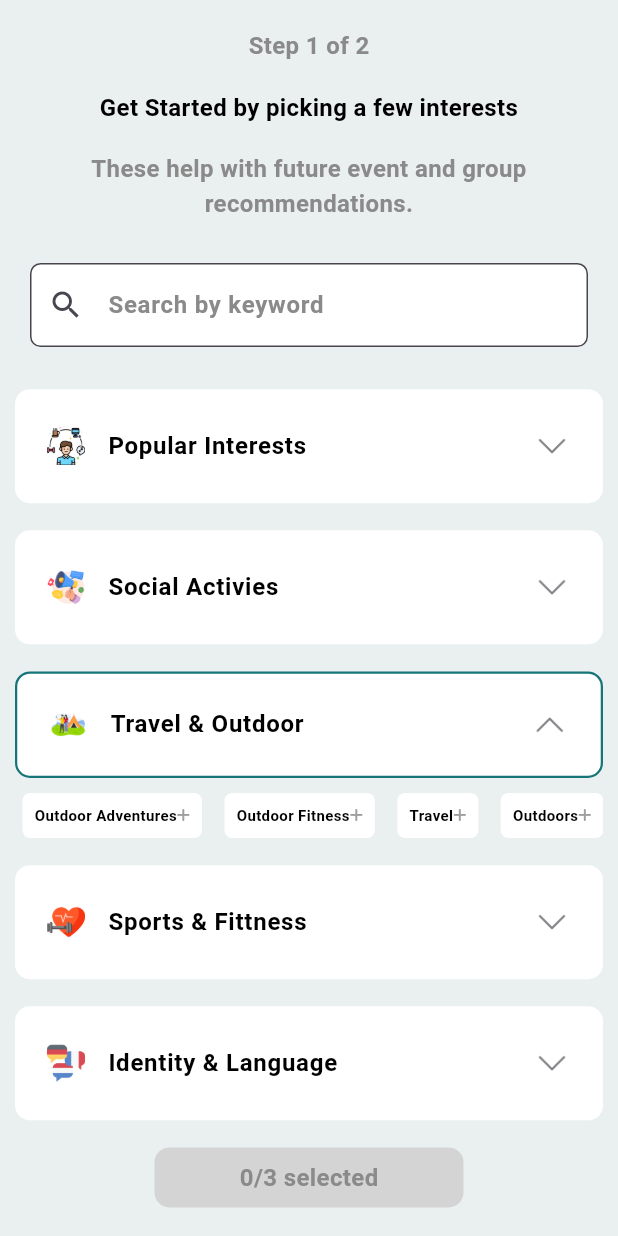
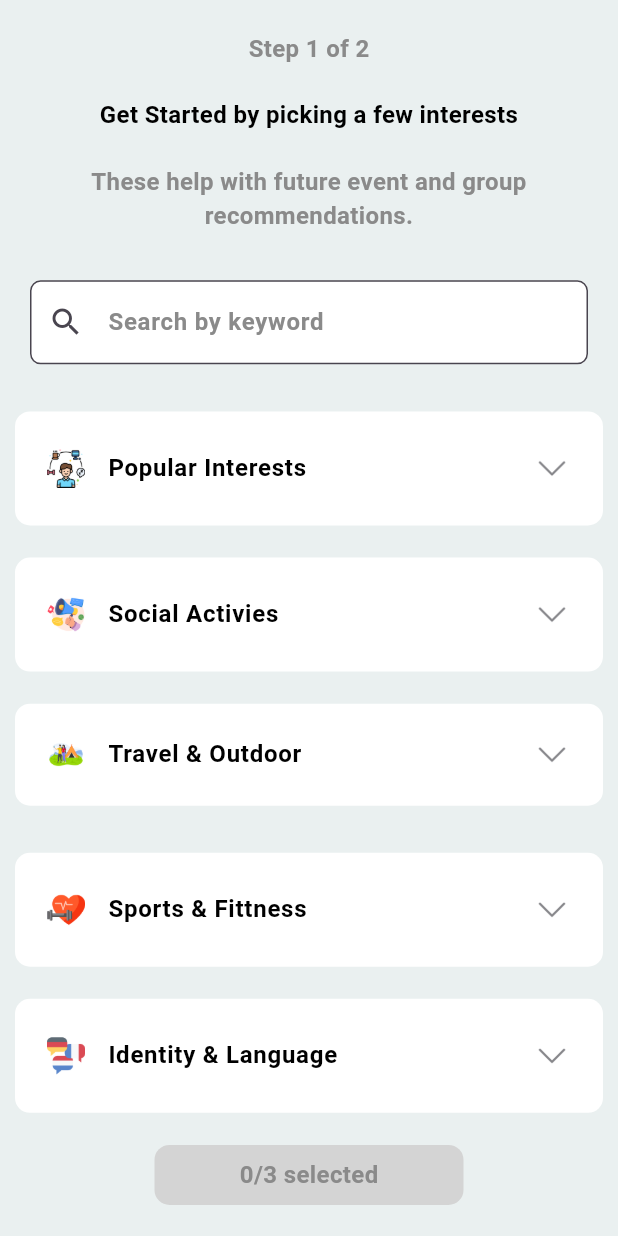
Before and after one commit to NishanthGW/Interests_selection_page, a Flutter app: the screen it shows after launch, on a phone screen of 412 x 824 dp. Run offline on Flutter 3.47's test engine with Material 3 defaults, Android fonts, the phone set to English and light mode, and no system bars; our stand-ins replace font_awesome_flutter.

Commit message:
second commit

```diff
--- a/lib/screens/home.dart
+++ b/lib/screens/home.dart
@@ -24,6 +24,8 @@ class _HomeState extends State<Home> {
   ];
 
   List<String> selectedSuggestions = [];
+
+  bool isExpanded = false;
 
   void toggleSuggestion(String suggestion) {
     setState(() {
@@ -149,14 +151,26 @@ class _HomeState extends State<Home> {
                       padding: EdgeInsets.all(10),
                       decoration: BoxDecoration(
                         color: Colors.white,
-                        border: Border.all(
-                          color: const Color.fromARGB(255, 22, 117, 121),
+                        border:
+                            isExpanded == true
+                                ? Border.all(
+                                  color: const Color.fromARGB(
+                                    255,
+                                    22,
+                                    117,
+                                    121,
+                                  ),
                                   width: 1.5,
-                        ),
+                                )
+                                : null,
                         borderRadius: BorderRadius.circular(10),
                       ),
                       child: TextFormField(
-                        onTap: () {},
+                        onTap: () {
+                          setState(() {
+                            isExpanded = !isExpanded;
+                          });
+                        },
                         textAlignVertical: TextAlignVertical.center,
                         readOnly: true,
                         decoration: InputDecoration(
@@ -169,7 +183,9 @@ class _HomeState extends State<Home> {
                             width: 10,
                           ),
                           suffixIcon: Image.asset(
-                            "assets/up_chevron.png",
+                            isExpanded == true
+                                ? "assets/up_chevron.png"
+                                : "assets/down_chevron.png",
                             scale: 25,
                             height: 5,
                             width: 5,
@@ -187,6 +203,7 @@ class _HomeState extends State<Home> {
                       ),
                     ),
                     SizedBox(height: 10),
+                    if (isExpanded == true)
                       SingleChildScrollView(
                         scrollDirection: Axis.horizontal,
                         child: Wrap(
```
Lines whose indentation alone changed are shown as unchanged.
